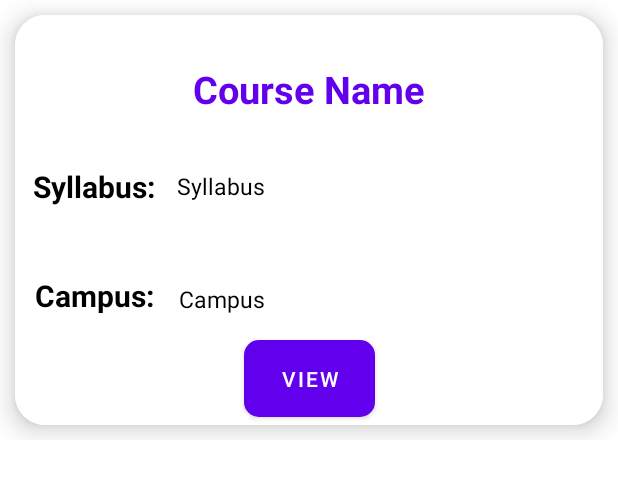
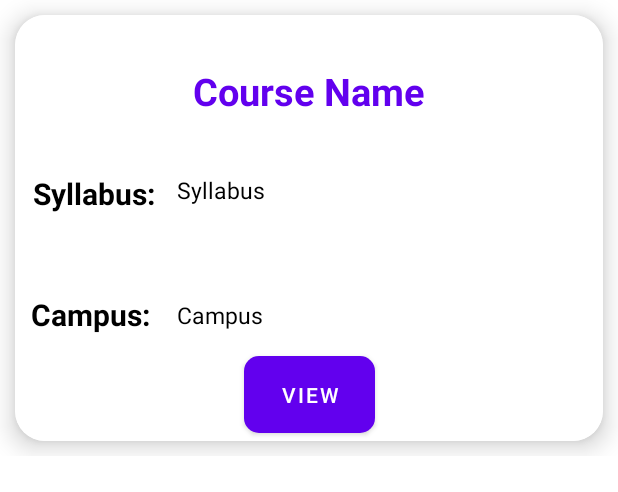
Before and after one commit to gmadhuri10/Automating-PhD-Admission-1, an Android app: the layout my_search_row.xml on its own in the app's theme, with its tools: preview values and no code run, on a phone screen of 412 x 824 dp. Shown: the top 492 px of the screen. Run offline under Robolectric (Android 15) with nearby library versions, the light colour scheme and no system bars.

Commit message:
updated course view

```diff
--- a/app/src/main/res/layout/my_search_row.xml
+++ b/app/src/main/res/layout/my_search_row.xml
@@ -32,18 +32,17 @@
                 android:id="@+id/textView9"
                 android:layout_width="wrap_content"
                 android:layout_height="wrap_content"
-                android:layout_marginStart="3dp"
 
                 android:text="Campus:"
                 android:textColor="@color/black"
                 android:textSize="20sp"
                 android:textStyle="bold"
                 app:layout_constraintBottom_toBottomOf="parent"
-                app:layout_constraintEnd_toStartOf="@+id/CourseCampusDisplay"
-                app:layout_constraintHorizontal_bias="0.458"
+                app:layout_constraintEnd_toEndOf="parent"
+                app:layout_constraintHorizontal_bias="0.035"
                 app:layout_constraintStart_toStartOf="parent"
                 app:layout_constraintTop_toBottomOf="@+id/textView8"
-                app:layout_constraintVertical_bias="0.381" />
+                app:layout_constraintVertical_bias="0.432" />
 
             <TextView
                 android:id="@+id/CourseNameDisplay"
@@ -75,10 +74,10 @@
                 android:textSize="15dp"
                 app:layout_constraintBottom_toBottomOf="parent"
                 app:layout_constraintEnd_toEndOf="parent"
-                app:layout_constraintHorizontal_bias="0.331"
-                app:layout_constraintStart_toStartOf="parent"
+                app:layout_constraintHorizontal_bias="0.058"
+                app:layout_constraintStart_toEndOf="@+id/textView9"
                 app:layout_constraintTop_toBottomOf="@+id/CourseSyllabusDisplay"
-                app:layout_constraintVertical_bias="0.292" />
+                app:layout_constraintVertical_bias="0.347" />
 
             <TextView
                 android:id="@+id/CourseSyllabusDisplay"
```
